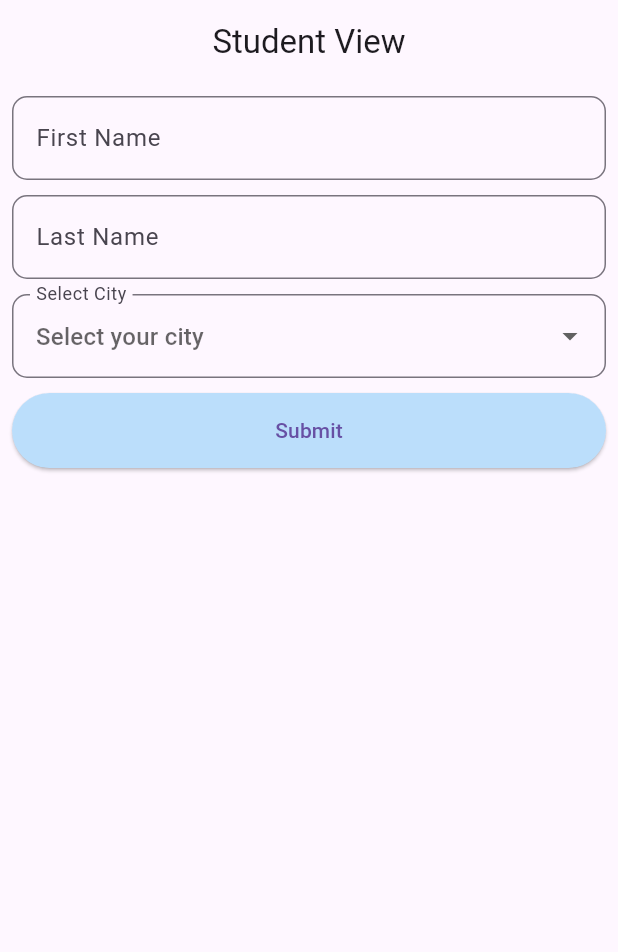
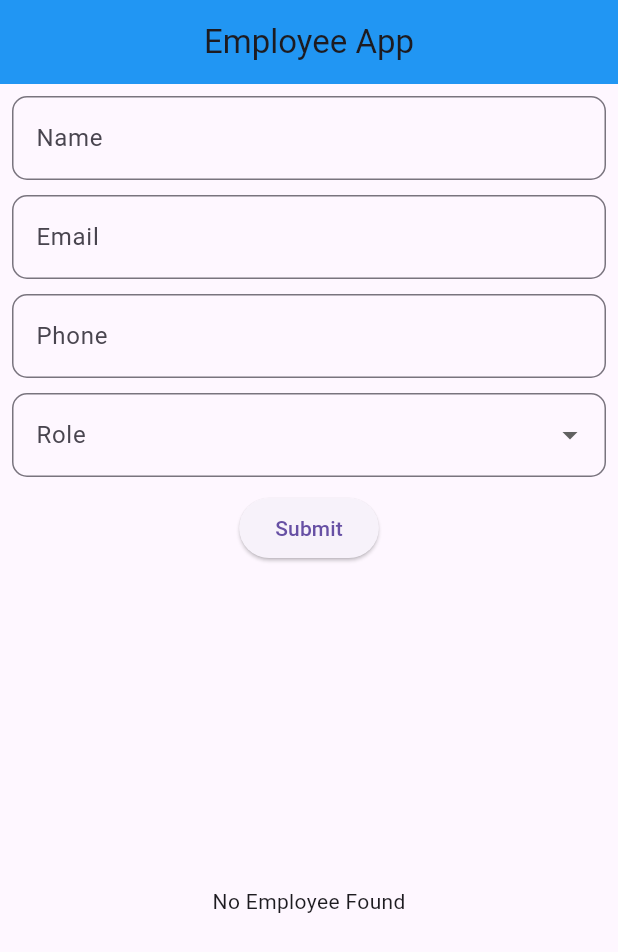
Before and after one commit to kiranrana8973/batch34_b_new, a Flutter app: the screen it shows after launch, on a phone screen of 412 x 824 dp. Shown: the top 952 px of the screen. Run offline on Flutter 3.47's test engine with Material 3 defaults, Android fonts, the phone set to English and light mode, and no system bars.

Commit message:
Added employee

```diff
--- a/lib/app.dart
+++ b/lib/app.dart
@@ -1,5 +1,5 @@
 // Material app
-import 'package:batch34_b/view/student_view.dart';
+import 'package:batch34_b/view/employee_view.dart';
 import 'package:flutter/material.dart';
 
 class App extends StatelessWidget {
@@ -7,6 +7,6 @@ class App extends StatelessWidget {
 
   @override
   Widget build(BuildContext context) {
-    return MaterialApp(debugShowCheckedModeBanner: false, home: StudentView());
+    return MaterialApp(debugShowCheckedModeBanner: false, home: EmployeeView());
   }
 }
--- /dev/null
+++ b/lib/model/employee.dart
@@ -0,0 +1,15 @@
+class Employee {
+  final String name;
+  final String photo;
+  final String role;
+  final String email;
+  final String phone;
+
+  Employee({
+    required this.name,
+    required this.photo,
+    required this.role,
+    required this.email,
+    required this.phone,
+  });
+}
--- /dev/null
+++ b/lib/state/employee_state.dart
@@ -0,0 +1,5 @@
+import 'package:batch34_b/model/employee.dart';
+
+class EmployeeState {
+  static List<Employee> lstEmployee = [];
+}
--- /dev/null
+++ b/lib/view/employee_view.dart
@@ -0,0 +1,145 @@
+import 'package:batch34_b/model/employee.dart';
+import 'package:batch34_b/state/employee_state.dart';
+import 'package:flutter/material.dart';
+
+class EmployeeView extends StatefulWidget {
+  const EmployeeView({super.key});
+
+  @override
+  State<EmployeeView> createState() => _EmployeeViewState();
+}
+
+class _EmployeeViewState extends State<EmployeeView> {
+  final nameController = TextEditingController();
+  final photoUrl =
+      "https://encrypted-tbn0.gstatic.com/images?q=tbn:ANd9GcTnSA1zygA3rubv-VK0DrVcQ02Po79kJhXo_A&s";
+  final emailController = TextEditingController();
+  final phoneController = TextEditingController();
+
+  String? selectedRole;
+
+  final lstRole = [
+    DropdownMenuItem(value: "Admin", child: Text("Admin")),
+    DropdownMenuItem(value: "Manager", child: Text("Manager")),
+    DropdownMenuItem(value: "Employee", child: Text("Employee")),
+  ];
+
+  final _formKey = GlobalKey<FormState>();
+
+  @override
+  Widget build(BuildContext context) {
+    return Scaffold(
+      appBar: AppBar(
+        title: const Text('Employee App'),
+        centerTitle: true,
+        backgroundColor: Colors.blue,
+        elevation: 0,
+      ),
+      body: Form(
+        key: _formKey,
+        child: Padding(
+          padding: const EdgeInsets.all(8.0),
+          child: Column(
+            children: [
+              TextFormField(
+                controller: nameController,
+                decoration: const InputDecoration(
+                  labelText: "Name",
+                  hintText: "Enter your name",
+                  border: OutlineInputBorder(
+                    borderRadius: BorderRadius.all(Radius.circular(10)),
+                    borderSide: BorderSide(color: Colors.blue, width: 2),
+                  ),
+                ),
+              ),
+              const SizedBox(height: 10),
+              TextFormField(
+                controller: emailController,
+                decoration: const InputDecoration(
+                  labelText: "Email",
+                  hintText: "Enter your email",
+                  border: OutlineInputBorder(
+                    borderRadius: BorderRadius.all(Radius.circular(10)),
+                    borderSide: BorderSide(color: Colors.blue, width: 2),
+                  ),
+                ),
+              ),
+              const SizedBox(height: 10),
+              TextFormField(
+                controller: phoneController,
+                decoration: const InputDecoration(
+                  labelText: "Phone",
+                  hintText: "Enter your phone number",
+                  border: OutlineInputBorder(
+                    borderRadius: BorderRadius.all(Radius.circular(10)),
+                    borderSide: BorderSide(color: Colors.blue, width: 2),
+                  ),
+                ),
+              ),
+              const SizedBox(height: 10),
+              DropdownButtonFormField(
+                value: selectedRole,
+                items: lstRole,
+                onChanged: (value) {
+                  setState(() {
+                    selectedRole = value;
+                  });
+                },
+                decoration: const InputDecoration(
+                  labelText: "Role",
+                  border: OutlineInputBorder(
+                    borderRadius: BorderRadius.all(Radius.circular(10)),
+                    borderSide: BorderSide(color: Colors.blue, width: 2),
+                  ),
+                ),
+              ),
+              const SizedBox(height: 10),
+              ElevatedButton(
+                onPressed: () {
+                  if (_formKey.currentState!.validate()) {
+                    Employee employee = Employee(
+                      name: nameController.text,
+                      email: emailController.text,
+                      phone: phoneController.text,
+                      role: selectedRole!,
+                      photo: photoUrl,
+                    );
+
+                    setState(() {
+                      EmployeeState.lstEmployee.add(employee);
+                    });
+                  }
+                },
+                child: const Text("Submit"),
+              ),
+              const SizedBox(height: 10),
+              Expanded(
+                child:
+                    EmployeeState.lstEmployee.isEmpty
+                        ? const Center(child: Text("No Employee Found"))
+                        : ListView.builder(
+                          itemCount: EmployeeState.lstEmployee.length,
+                          itemBuilder: (context, index) {
+                            return ListTile(
+                              leading: CircleAvatar(
+                                backgroundImage: NetworkImage(
+                                  EmployeeState.lstEmployee[index].photo,
+                                ),
+                              ),
+                              title: Text(
+                                EmployeeState.lstEmployee[index].name,
+                              ),
+                              subtitle: Text(
+                                EmployeeState.lstEmployee[index].role,
+                              ),
+                            );
+                          },
+                        ),
+              ),
+            ],
+          ),
+        ),
+      ),
+    );
+  }
+}
--- a/lib/view/student_view.dart
+++ b/lib/view/student_view.dart
@@ -1,5 +1,4 @@
 import 'package:batch34_b/model/student.dart';
-import 'package:batch34_b/view/output_view.dart';
 import 'package:flutter/material.dart';
 
 class StudentView extends StatefulWidget {
@@ -146,17 +145,6 @@ class _StudentViewState extends State<StudentView> {
                               });
                             },
                           ),
-
-                          onTap: () {
-                            Navigator.push(
-                              context,
-                              MaterialPageRoute(
-                                builder:
-                                    (context) =>
-                                        OutputView(student: lstStudent[index]),
-                              ),
-                            );
-                          },
                         );
                       },
                     ),
```
